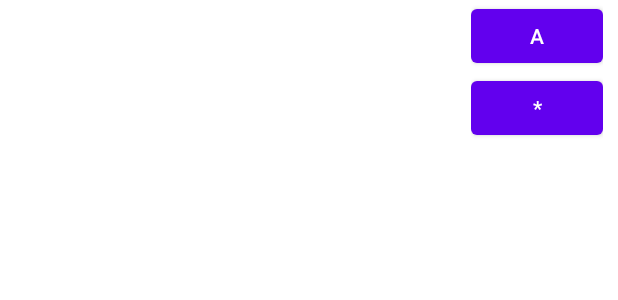
After one commit to miguel-aqw3rd/mtis-front, an Android app: the layout recyclercell_entry.xml on its own in the app's theme, with its tools: preview values and no code run, on a phone screen of 412 x 824 dp. The commit adds this screen. Shown: the top 300 px of the screen. Run offline under Robolectric (Android 15) with nearby library versions, the phone set to English and light mode, and no system bars; network calls fail.

Commit message:
Recycler Views. Some progress made. Still debugging

```diff
--- a/app/src/main/AndroidManifest.xml
+++ b/app/src/main/AndroidManifest.xml
@@ -27,6 +27,7 @@
 
         <activity android:name=".LoginActivity"/>
         <activity android:name=".SignupActivity"/>
+        <activity android:name=".EntryGroupDetailActivity"/>
 
     </application>
 
--- a/app/src/main/res/layout/activity_main.xml
+++ b/app/src/main/res/layout/activity_main.xml
@@ -5,6 +5,7 @@
     xmlns:app="http://schemas.android.com/apk/res-auto">
 
     <TextView
+        android:id="@+id/main_text"
         android:layout_width="wrap_content"
         android:layout_height="wrap_content"
         app:layout_constraintLeft_toLeftOf="parent"
--- /dev/null
+++ b/app/src/main/res/layout/recyclercell_entry.xml
@@ -0,0 +1,46 @@
+<?xml version="1.0" encoding="utf-8"?>
+<androidx.constraintlayout.widget.ConstraintLayout xmlns:android="http://schemas.android.com/apk/res/android"
+    android:layout_width="match_parent"
+    android:layout_height="wrap_content"
+    xmlns:app="http://schemas.android.com/apk/res-auto">
+
+    <androidx.constraintlayout.widget.ConstraintLayout
+        android:layout_width="match_parent"
+        android:layout_height="match_parent"
+        android:layout_margin="10dp"
+        android:layout_marginBottom="10dp">
+
+    <TextView
+        android:id="@+id/entrycell_textview_text"
+        android:layout_width="0dp"
+        android:layout_height="0dp"
+        app:layout_constraintTop_toTopOf="parent"
+        app:layout_constraintBottom_toBottomOf="parent"
+        app:layout_constraintRight_toLeftOf="@id/entrycell_linlayout"/>
+    <LinearLayout
+        android:id="@+id/entrycell_linlayout"
+        android:layout_width="wrap_content"
+        android:layout_height="match_parent"
+        app:layout_constraintBottom_toBottomOf="parent"
+        app:layout_constraintTop_toTopOf="parent"
+        app:layout_constraintRight_toRightOf="parent"
+        android:orientation="vertical">
+
+        <Button
+            android:id="@+id/entrycell_goto_entrygroup"
+            android:layout_width="wrap_content"
+            android:layout_height="wrap_content"
+            android:text="A"/>
+        <Button
+            android:id="@+id/entrycell_makemain"
+            android:layout_width="wrap_content"
+            android:layout_height="wrap_content"
+            android:text="*"/>
+
+
+    </LinearLayout>
+
+    </androidx.constraintlayout.widget.ConstraintLayout>
+
+
+</androidx.constraintlayout.widget.ConstraintLayout>
--- /dev/null
+++ b/app/src/main/res/layout/recyclercell_entrygroup.xml
@@ -0,0 +1,6 @@
+<?xml version="1.0" encoding="utf-8"?>
+<androidx.constraintlayout.widget.ConstraintLayout xmlns:android="http://schemas.android.com/apk/res/android"
+    android:layout_width="match_parent"
+    android:layout_height="match_parent">
+
+</androidx.constraintlayout.widget.ConstraintLayout>
--- /dev/null
+++ b/app/src/main/res/layout/recyclercell_goal.xml
@@ -0,0 +1,6 @@
+<?xml version="1.0" encoding="utf-8"?>
+<androidx.constraintlayout.widget.ConstraintLayout xmlns:android="http://schemas.android.com/apk/res/android"
+    android:layout_width="match_parent"
+    android:layout_height="match_parent">
+
+</androidx.constraintlayout.widget.ConstraintLayout>
```
Also changed, not shown: app/src/main/java/com/app/mtis/EntryGroupDetailActivity.java (added, +67 -0 lines), app/src/main/java/com/app/mtis/MainActivity.java (+13 -0 lines), app/src/main/java/com/app/mtis/models/Entry.java (+24 -0 lines), app/src/main/java/com/app/mtis/recyclers/EntryAdapter.java (added, +94 -0 lines), app/src/main/java/com/app/mtis/recyclers/EntryGroupAdapter.java (added, +44 -0 lines), app/src/main/java/com/app/mtis/recyclers/EntryGroupViewHolder.java (added, +23 -0 lines), app/src/main/java/com/app/mtis/recyclers/EntryViewHolder.java (added, +31 -0 lines), app/src/main/java/com/app/mtis/recyclers/GoalAdapter.java (added, +44 -0 lines), app/src/main/java/com/app/mtis/recyclers/GoalViewHolder.java (added, +18 -0 lines), app/src/main/java/com/app/mtis/requestAPI/VolleyBall.java (+31 -0 lines), app/src/main/res/layout/activity_entrygroup_detail.xml (added, +30 -0 lines).
